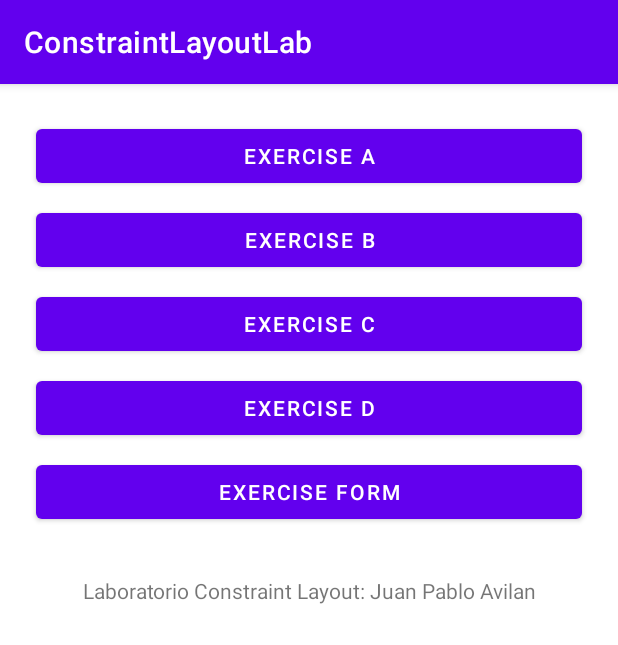
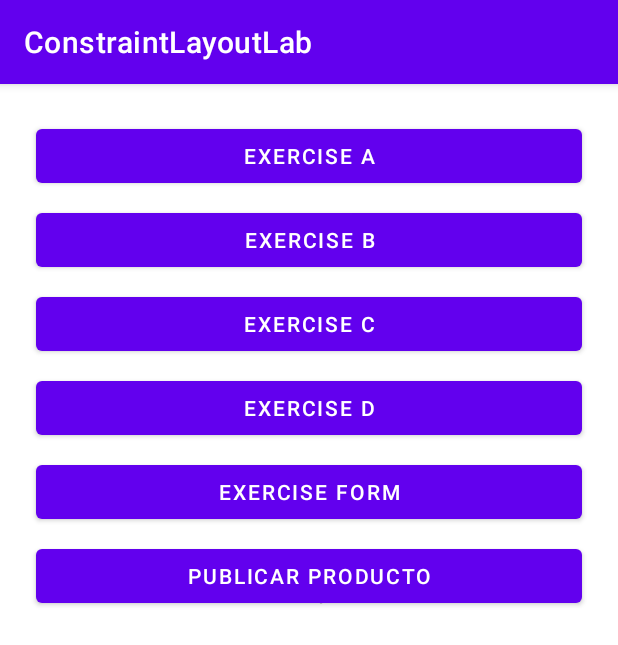
Before and after one commit to juanpabloavilan/ConstraintLayout, an Android app: the screen it shows after launch (MainActivity), on a phone screen of 412 x 824 dp. Shown: the top 645 px of the screen. Run offline under Robolectric (Android 15) with nearby library versions, the phone set to English and light mode, and no system bars.

Commit message:
Lab completed

```diff
--- a/app/src/main/AndroidManifest.xml
+++ b/app/src/main/AndroidManifest.xml
@@ -13,6 +13,9 @@
         android:supportsRtl="true"
         android:theme="@style/Theme.ConstraintLayoutLab"
         tools:targetApi="31">
+        <activity
+            android:name=".ExercisePostProduct"
+            android:exported="false" />
         <activity
             android:name=".ExerciseForm"
             android:exported="false" />
--- a/app/src/main/java/co/edu/unipiloto/constraintlayoutlab/MainActivity.java
+++ b/app/src/main/java/co/edu/unipiloto/constraintlayoutlab/MainActivity.java
@@ -13,6 +13,7 @@ public class MainActivity extends AppCompatActivity {
     private Button buttonExerciseC;
     private Button buttonExerciseD;
     private Button buttonExerciseForm;
+    private Button buttonExecisePostProduct;
 
     @Override
     protected void onCreate(Bundle savedInstanceState) {
@@ -23,6 +24,7 @@ public class MainActivity extends AppCompatActivity {
         buttonExerciseC = findViewById(R.id.ExerciseC);
         buttonExerciseD = findViewById(R.id.ExerciseD);
         buttonExerciseForm = findViewById(R.id.ExerciseForm);
+        buttonExecisePostProduct = findViewById(R.id.ExercisePostProduct);
 
     }
 
@@ -47,5 +49,10 @@ public class MainActivity extends AppCompatActivity {
         Intent intent = new Intent(this, ExerciseForm.class);
         startActivity(intent);
     }
+    public void goToExercisePostProduct(View view){
+        Intent intent = new Intent(this, ExercisePostProduct.class);
+        startActivity(intent);
+
+    }
 
 }
--- a/app/src/main/res/layout/activity_main.xml
+++ b/app/src/main/res/layout/activity_main.xml
@@ -68,6 +68,19 @@
         app:layout_constraintTop_toBottomOf="@+id/ExerciseD"
         android:onClick="goToExerciseForm"/>
 
+    <Button
+        android:id="@+id/ExercisePostProduct"
+        android:layout_width="0dp"
+        android:layout_height="wrap_content"
+        android:layout_marginStart="24dp"
+        android:layout_marginTop="8dp"
+        android:layout_marginEnd="24dp"
+        android:text="@string/publicar_producto"
+        app:layout_constraintEnd_toEndOf="parent"
+        app:layout_constraintStart_toStartOf="parent"
+        app:layout_constraintTop_toBottomOf="@+id/ExerciseForm"
+        android:onClick="goToExercisePostProduct"/>
+
     <TextView
         android:layout_width="0dp"
         android:layout_height="wrap_content"
--- a/app/src/main/res/values/strings.xml
+++ b/app/src/main/res/values/strings.xml
@@ -9,4 +9,10 @@
     <string name="button_1">Button 1</string>
     <string name="button_2">button 2</string>
     <string name="button">Button</string>
+    <string name="publicar_un_producto">Publicar un producto</string>
+    <string name="nombre_del_producto">Nombre del Producto</string>
+    <string name="descripcion">Descripcion</string>
+    <string name="ingrese_el_nombre">Ingrese el nombre</string>
+    <string name="ingrese_una_breve_descripcion">Ingrese una breve descripcion</string>
+    <string name="publicar_producto">Publicar Producto</string>
 </resources>
```
Also changed, not shown: app/src/main/java/co/edu/unipiloto/constraintlayoutlab/ExercisePostProduct.java (added, +14 -0 lines), app/src/main/res/layout/activity_exercise_post_product.xml (added, +82 -0 lines).
